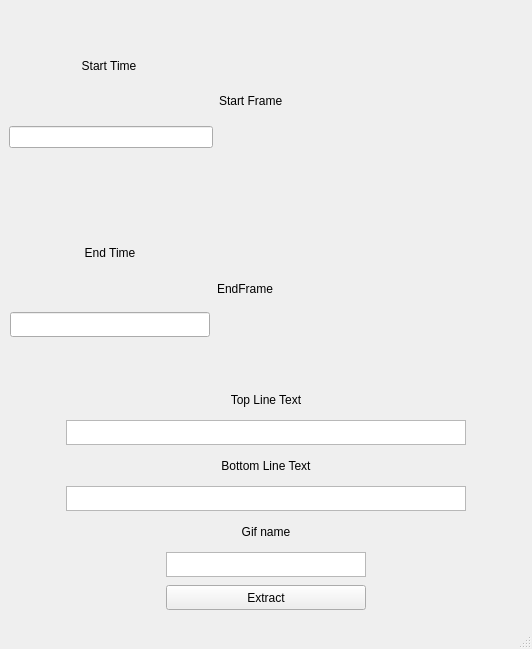
First picture: the form in mainwindow.ui, repository BigFatFlo/gif_extractor, before the edit.
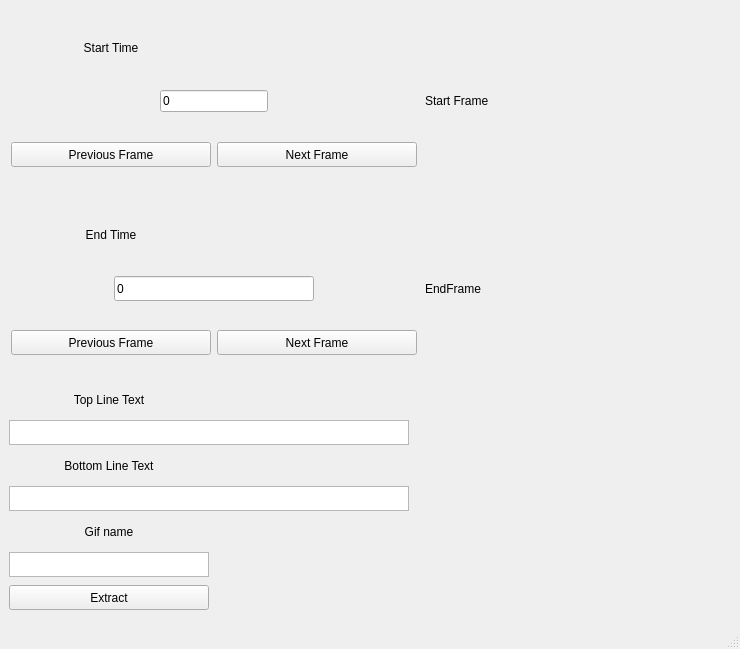
Second picture: the form after the edit.

Commit message: Move frame by frame

```diff
--- a/mainwindow.ui
+++ b/mainwindow.ui
@@ -6,7 +6,7 @@
    <rect>
     <x>0</x>
     <y>0</y>
-    <width>532</width>
+    <width>740</width>
     <height>649</height>
    </rect>
   </property>
@@ -41,8 +41,54 @@
           </property>
          </widget>
         </item>
+        <item alignment="Qt::AlignHCenter">
+         <widget class="QLineEdit" name="startTimeLineEdit">
+          <property name="text">
+           <string>0</string>
+          </property>
+         </widget>
+        </item>
         <item>
-         <widget class="QLineEdit" name="startTimeLineEdit"/>
+         <layout class="QHBoxLayout" name="startFrameButtonsLayout">
+          <item>
+           <widget class="QPushButton" name="previousStartFrameButton">
+            <property name="minimumSize">
+             <size>
+              <width>200</width>
+              <height>25</height>
+             </size>
+            </property>
+            <property name="maximumSize">
+             <size>
+              <width>200</width>
+              <height>25</height>
+             </size>
+            </property>
+            <property name="text">
+             <string>Previous Frame</string>
+            </property>
+           </widget>
+          </item>
+          <item>
+           <widget class="QPushButton" name="nextStartFrameButton">
+            <property name="minimumSize">
+             <size>
+              <width>200</width>
+              <height>25</height>
+             </size>
+            </property>
+            <property name="maximumSize">
+             <size>
+              <width>200</width>
+              <height>25</height>
+             </size>
+            </property>
+            <property name="text">
+             <string>Next Frame</string>
+            </property>
+           </widget>
+          </item>
+         </layout>
         </item>
        </layout>
       </item>
@@ -93,7 +139,7 @@
           </property>
          </widget>
         </item>
-        <item>
+        <item alignment="Qt::AlignHCenter">
          <widget class="QLineEdit" name="endTimeLineEdit">
           <property name="minimumSize">
            <size>
@@ -107,8 +153,53 @@
             <height>25</height>
            </size>
           </property>
+          <property name="text">
+           <string>0</string>
+          </property>
          </widget>
         </item>
+        <item>
+         <layout class="QHBoxLayout" name="endFrameButtonsLayout">
+          <item>
+           <widget class="QPushButton" name="previousEndFrameButton">
+            <property name="minimumSize">
+             <size>
+              <width>200</width>
+              <height>25</height>
+             </size>
+            </property>
+            <property name="maximumSize">
+             <size>
+              <width>200</width>
+              <height>25</height>
+             </size>
+            </property>
+            <property name="text">
+             <string>Previous Frame</string>
+            </property>
+           </widget>
+          </item>
+          <item>
+           <widget class="QPushButton" name="nextEndFrameButton">
+            <property name="minimumSize">
+             <size>
+              <width>200</width>
+              <height>25</height>
+             </size>
+            </property>
+            <property name="maximumSize">
+             <size>
+              <width>200</width>
+              <height>25</height>
+             </size>
+            </property>
+            <property name="text">
+             <string>Next Frame</string>
+            </property>
+           </widget>
+          </item>
+         </layout>
+        </item>
        </layout>
       </item>
       <item>
@@ -132,7 +223,7 @@
       </item>
      </layout>
     </item>
-    <item alignment="Qt::AlignHCenter">
+    <item>
      <widget class="QLabel" name="topLineTextLabel">
       <property name="minimumSize">
        <size>
@@ -154,7 +245,7 @@
       </property>
      </widget>
     </item>
-    <item alignment="Qt::AlignHCenter">
+    <item>
      <widget class="QTextEdit" name="topLineTextEdit">
       <property name="minimumSize">
        <size>
@@ -173,7 +264,7 @@
       </property>
      </widget>
     </item>
-    <item alignment="Qt::AlignHCenter">
+    <item>
      <widget class="QLabel" name="bottomLineTextLabel">
       <property name="minimumSize">
        <size>
@@ -195,7 +286,7 @@
       </property>
      </widget>
     </item>
-    <item alignment="Qt::AlignHCenter">
+    <item>
      <widget class="QTextEdit" name="bottomLineTextEdit">
       <property name="minimumSize">
        <size>
@@ -214,7 +305,7 @@
       </property>
      </widget>
     </item>
-    <item alignment="Qt::AlignHCenter">
+    <item>
      <widget class="QLabel" name="gifNameLabel">
       <property name="minimumSize">
        <size>
@@ -236,7 +327,7 @@
       </property>
      </widget>
     </item>
-    <item alignment="Qt::AlignHCenter">
+    <item>
      <widget class="QTextEdit" name="gifNameTextEdit">
       <property name="minimumSize">
        <size>
@@ -255,7 +346,7 @@
       </property>
      </widget>
     </item>
-    <item alignment="Qt::AlignHCenter">
+    <item>
      <widget class="QPushButton" name="extractButton">
       <property name="minimumSize">
        <size>
```
Left out of the diff: 2 changed lines with no effect on the pictures. The commit also changes 2 other files.
